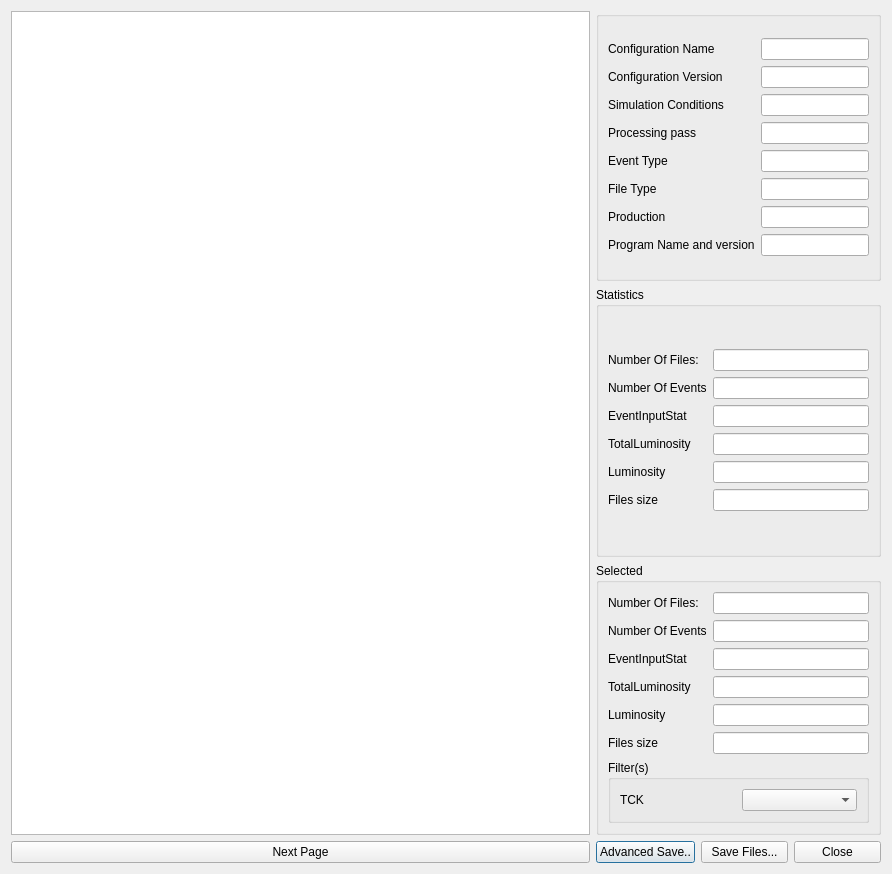
Above: LHCbDIRAC/NewBookkeepingSystem/Gui/Widget/FileDialog.ui from antolu/LHCbDIRAC before the change. Below: the same form after it.
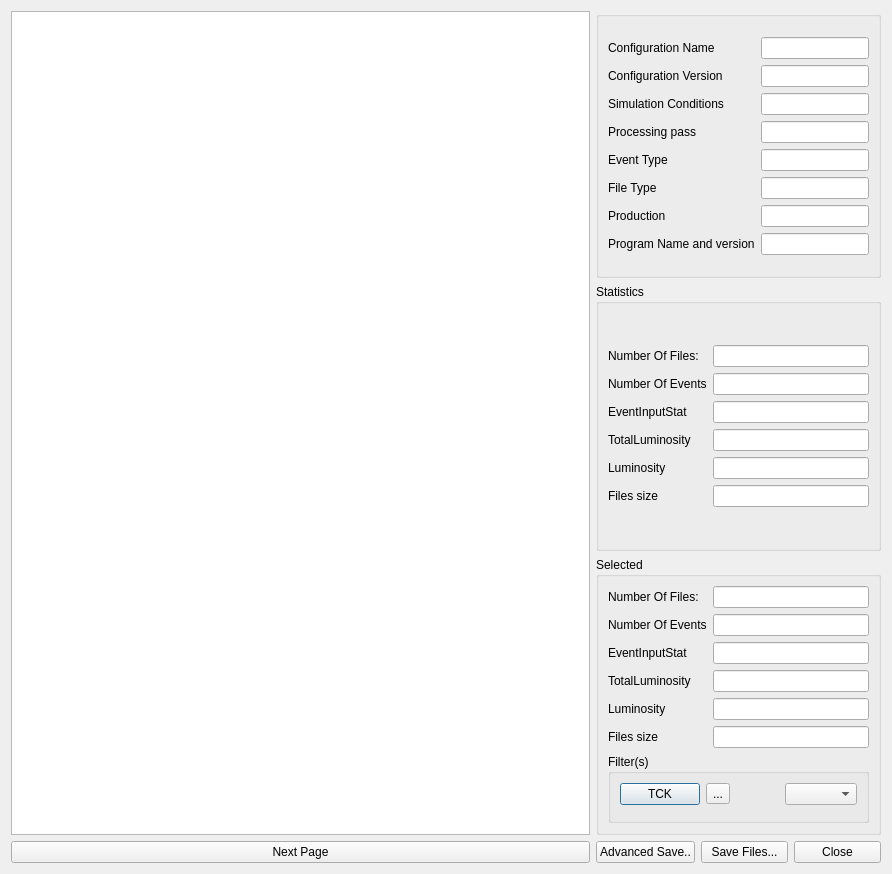
That is the form after the change.

What changed in the file:
```diff
--- a/LHCbDIRAC/NewBookkeepingSystem/Gui/Widget/FileDialog.ui
+++ b/LHCbDIRAC/NewBookkeepingSystem/Gui/Widget/FileDialog.ui
@@ -330,15 +330,38 @@
         </property>
         <layout class="QGridLayout" name="gridLayout">
          <item row="0" column="0">
-          <widget class="QLabel" name="label_21">
+          <widget class="QPushButton" name="tckButton">
            <property name="text">
             <string>TCK</string>
            </property>
           </widget>
          </item>
          <item row="0" column="1">
+          <widget class="QToolButton" name="tckcloseButton">
+           <property name="text">
+            <string>...</string>
+           </property>
+          </widget>
+         </item>
+         <item row="0" column="2">
+          <spacer name="horizontalSpacer">
+           <property name="orientation">
+            <enum>Qt::Horizontal</enum>
+           </property>
+           <property name="sizeHint" stdset="0">
+            <size>
+             <width>40</width>
+             <height>20</height>
+            </size>
+           </property>
+          </spacer>
+         </item>
+         <item row="0" column="3">
           <widget class="QComboBox" name="tckcombo"/>
          </item>
+         <item row="1" column="0" colspan="4">
+          <widget class="QWidget" name="filterWidget" native="true"/>
+         </item>
         </layout>
        </widget>
       </item>
```
